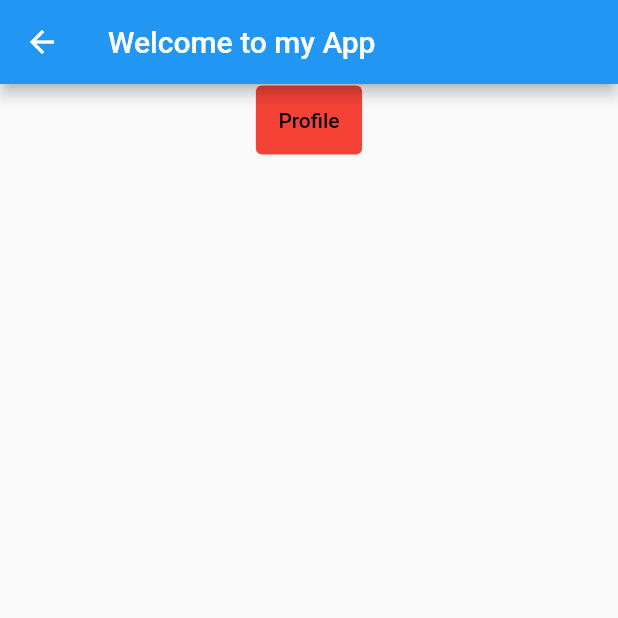
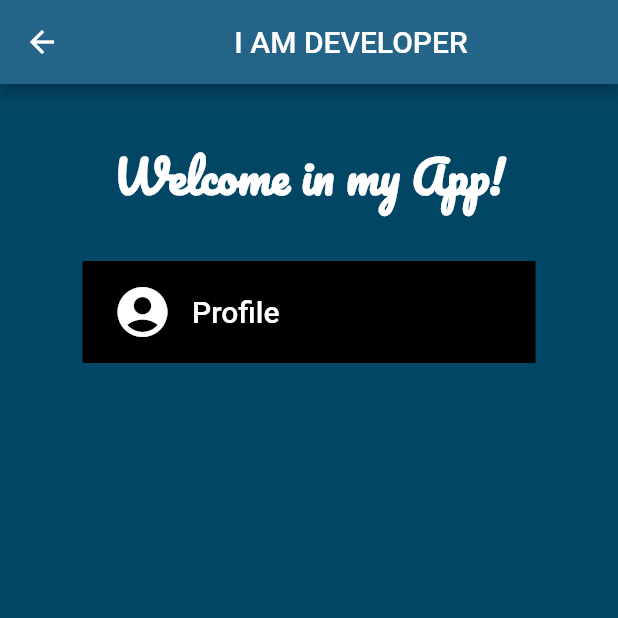
Before and after one commit to kaykybarbosa/I_AM_DEVELOPER, a Flutter app: the screen it shows after launch, on a phone screen of 412 x 824 dp, the top half of it. Run offline on Flutter 3.47's test engine with Material 2 defaults, Android fonts, the phone set to English and light mode, and no system bars.

Commit message:
Adding the profile button

```diff
--- a/lib/home_screen.dart
+++ b/lib/home_screen.dart
@@ -13,26 +13,51 @@ class _HomeScreenState extends State<HomeScreen>{
   @override
   Widget build(BuildContext context){
     return Scaffold(
+      backgroundColor: const Color.fromARGB(255, 2, 70, 102),
       appBar: AppBar(
-        title: const Text('Welcome to my App'),
+        title: const Center(
+          child: Text('I AM DEVELOPER'),
+        ),
       ),
       body: Column(
           children: [
-            Row(
-              mainAxisAlignment: MainAxisAlignment.center,
-              children: [
-                TextButton(
-                  onPressed: (){},
-                  style: ButtonStyle(
-                    backgroundColor: MaterialStateColor.resolveWith(
-                      (states) => Colors.red,
+            const SizedBox(height: 15.0,),
+            Container(
+              margin: const EdgeInsets.symmetric(vertical: 10.0, horizontal: 25.0),
+              padding: const EdgeInsets.all(10.0),
+              child: const Text('Welcome in my App!',
+                style: TextStyle(
+                  fontSize: 30.0,
+                  fontFamily: 'Pacifico',
+                  fontWeight: FontWeight.bold,
+                  color: Colors.white
+                ),
+              ),
+            ),
+            Container(
+              margin: const EdgeInsets.symmetric(vertical: 10.0, horizontal: 55.0),
+              padding: const EdgeInsets.all(10.0),
+              color: Colors.black,
+              child: Row(
+                children: [
+                  const SizedBox(width: 10.0),
+                  const Icon(
+                    Icons.account_circle,
+                    color: Colors.white,
+                    size: 40.0,
+                  ),
+                  const SizedBox(width: 5.0),
+                  TextButton(
+                    style: ButtonStyle(
+                      foregroundColor: MaterialStateColor.resolveWith((states) => Colors.white),
                     ),
-                    foregroundColor: MaterialStateColor.resolveWith((states) => Colors.black),
-                    padding: MaterialStateProperty.all(const EdgeInsets.symmetric(vertical: 15.0, horizontal: 15.0))
+                    onPressed: () {},
+                    child: const Text('Profile',
+                      style: TextStyle(
+                        fontSize: 20.0
+                      ),)
                   ),
-                  child: const Text('Profile'),
-                ),
-              ],
+                ]),
             )
           ],
       ),
--- a/lib/main.dart
+++ b/lib/main.dart
@@ -16,6 +16,9 @@ class IAmDeveloper extends StatelessWidget{
         '/home': (context) => const HomeScreen(),
       },
       debugShowCheckedModeBanner: false,
+      theme: ThemeData(
+        colorScheme: ColorScheme.fromSeed(seedColor: const Color.fromARGB(255, 2, 70, 102))
+      ),
     );
   }
 }
--- a/pubspec.yaml
+++ b/pubspec.yaml
@@ -94,6 +94,10 @@ flutter:
     - family: Poppins
       fonts:
         - asset: fonts/Poppins.ttf
+
+    - family: Pacifico
+      fonts:
+        - asset: fonts/Pacifico.ttf
   #   - family: Trajan Pro
   #     fonts:
   #       - asset: fonts/TrajanPro.ttf
```
Also changed, not shown: fonts/Pacifico.ttf (added).
